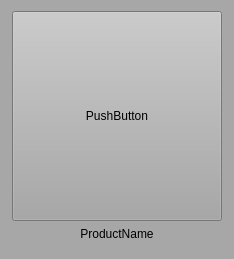
The window that src/views/user/product_widget.ui (ZIBA99/BlueButton_Client) describes before a commit, drawn with Qt 5.
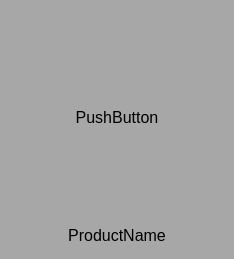
The same window after the commit. Custom widgets are drawn as their Qt base class.

Commit message: [UI|Color] UI 색상 전체 변경 및 라운딩 효과 추가, 버튼 선택 시 버튼 크기 변경 추가

Diff of the .ui file:
```diff
--- a/src/views/user/product_widget.ui
+++ b/src/views/user/product_widget.ui
@@ -26,7 +26,10 @@
    <string>Form</string>
   </property>
   <property name="styleSheet">
-   <string notr="true">background-color: rgb(167, 167, 167);</string>
+   <string notr="true">background-color: rgb(167, 167, 167);
+border-radius: 5px;
+border: none;
+padding: 0px 0px;</string>
   </property>
   <layout class="QHBoxLayout" name="horizontalLayout">
    <item>
@@ -36,12 +39,31 @@
      </property>
      <item>
       <widget class="DoubleClickButton" name="pushButton_mainImage">
+       <property name="sizePolicy">
+        <sizepolicy hsizetype="Preferred" vsizetype="Preferred">
+         <horstretch>0</horstretch>
+         <verstretch>0</verstretch>
+        </sizepolicy>
+       </property>
        <property name="minimumSize">
         <size>
-         <width>210</width>
-         <height>210</height>
+         <width>100</width>
+         <height>100</height>
         </size>
        </property>
+       <property name="maximumSize">
+        <size>
+         <width>250</width>
+         <height>248</height>
+        </size>
+       </property>
+       <property name="styleSheet">
+        <string notr="true">background-color: transparent;
+font-size: 16px;
+border-radius: 10px;
+border: none;
+padding: 0px 0px;</string>
+       </property>
        <property name="text">
         <string>PushButton</string>
        </property>
@@ -67,6 +89,11 @@
          <height>25</height>
         </size>
        </property>
+       <property name="styleSheet">
+        <string notr="true">background-color: transparent;
+font-size: 16px;
+</string>
+       </property>
        <property name="text">
         <string>ProductName</string>
        </property>
```
The commit also changes 3 other files.
